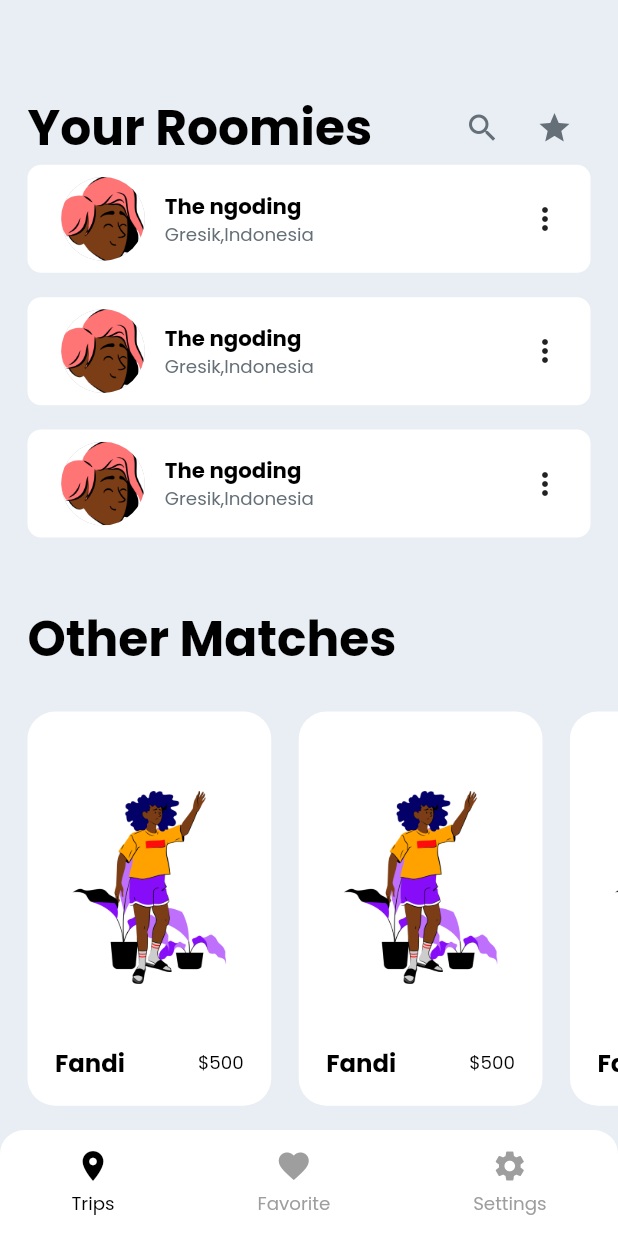
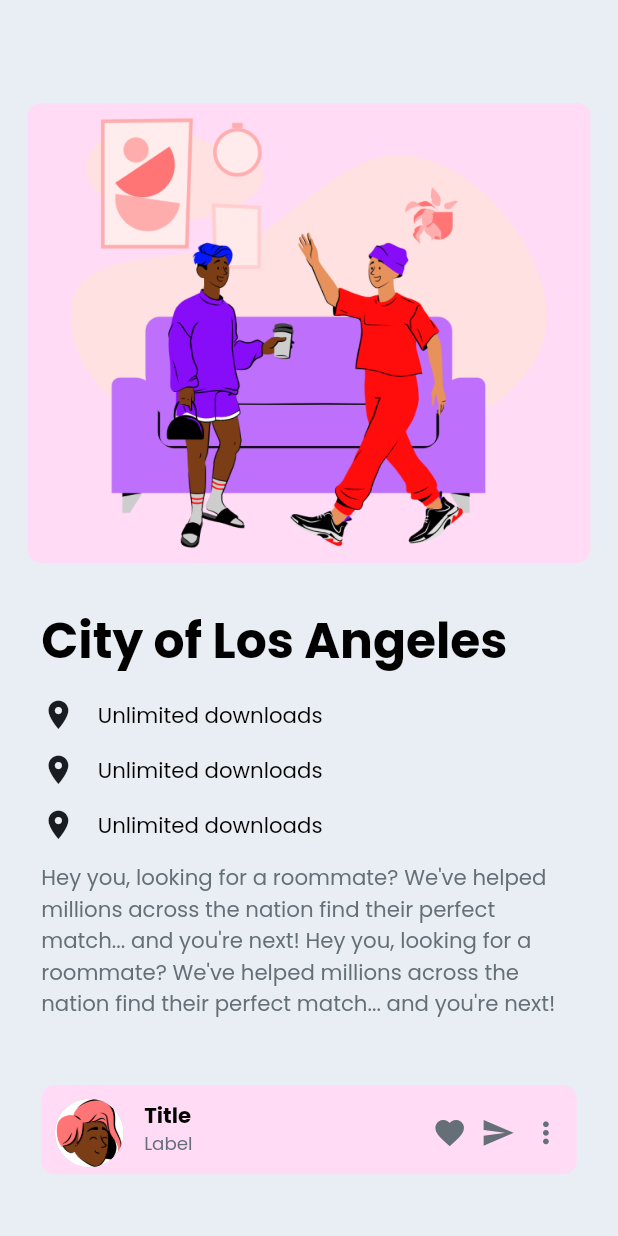
Before and after one commit to MYusufEfendi/flutter_block_theBookingApps, a Flutter app: the screen it shows after launch, on a phone screen of 412 x 824 dp. Run offline on Flutter 3.47's test engine with Material 2 defaults, Android fonts, the phone set to English and light mode, and no system bars; our stand-ins replace bloc, flutter_bloc, flutter_screenutil.

Commit message:
FINISH :
- Add Detail view

```diff
--- a/lib/config/theme/app_dimen.dart
+++ b/lib/config/theme/app_dimen.dart
@@ -21,6 +21,7 @@ class AppDimen {
   static double w38 = 38.0.w;
   static double w40 = 40.0.w;
   static double w48 = 48.0.w;
+  static double w60 = 60.0.w;
 
 //HEIGHT
 
--- a/lib/main.dart
+++ b/lib/main.dart
@@ -1,16 +1,8 @@
 import 'package:flutter/gestures.dart';
 import 'package:flutter/material.dart';
 import 'package:flutter_bloc_thebooking_apps/data/src/img_string.dart';
+import 'package:flutter_bloc_thebooking_apps/presentation/pages/discover/detail/detail_view.dart';
 import 'package:flutter_bloc_thebooking_apps/presentation/pages/discover/discover_view.dart';
-import 'package:flutter_bloc_thebooking_apps/presentation/pages/discover/favorite/favorite_view.dart';
-import 'package:flutter_bloc_thebooking_apps/presentation/pages/pages.dart';
-import 'package:flutter_bloc_thebooking_apps/presentation/pages/welcome/login/login_view.dart';
-import 'package:flutter_bloc_thebooking_apps/presentation/pages/welcome/welcome_done/welcome_done_view.dart';
-import 'package:flutter_bloc_thebooking_apps/presentation/pages/welcome/welcome_view.dart';
-import 'package:flutter_bloc_thebooking_apps/presentation/widget/disable_button.dart';
-import 'package:flutter_bloc_thebooking_apps/presentation/widget/primary_button.dart';
-import 'package:flutter_bloc_thebooking_apps/presentation/widget/secondary_button.dart';
-import 'package:flutter_bloc_thebooking_apps/presentation/widget/square_checkbox.dart';
 import 'package:flutter_screenutil/flutter_screenutil.dart';
 
 void main() {
@@ -19,22 +11,22 @@ void main() {
 
 class MyApp extends StatelessWidget {
   const MyApp({Key? key}) : super(key: key);
+
   @override
   Widget build(BuildContext context) {
     return ScreenUtilInit(
         designSize: const Size(360, 812),
         minTextAdapt: true,
         splitScreenMode: true,
-      builder: (context,child) {
+        builder: (context, child) {
           return MaterialApp(
             title: 'Flutter Demo',
             theme: ThemeData(
               fontFamily: 'Poppins',
               primarySwatch: Colors.blue,
             ),
-          home: const DiscoverPage(),
+            home: const DetailPage(),
           );
-      }
-    );
+        });
   }
 }
--- /dev/null
+++ b/lib/presentation/pages/discover/detail/component/bottom_button.dart
@@ -0,0 +1,98 @@
+import 'package:flutter/material.dart';
+import 'package:flutter_bloc_thebooking_apps/config/config.dart';
+import 'package:flutter_bloc_thebooking_apps/data/src/img_string.dart';
+import 'package:flutter_bloc_thebooking_apps/util/util.dart';
+import 'package:flutter_screenutil/flutter_screenutil.dart';
+
+class BottomButton extends StatelessWidget {
+  const BottomButton({Key? key}) : super(key: key);
+
+  @override
+  Widget build(BuildContext context) {
+    return Align(
+      alignment: Alignment.bottomCenter,
+      child: Container(
+        height: 52.w,
+        decoration: BoxDecoration(
+            borderRadius: BorderRadius.circular(AppDimen.w8),
+            color: AppColor.accentPink),
+        padding: EdgeInsets.only(
+            top: AppDimen.w8,
+            bottom: AppDimen.w4,
+            left: AppDimen.w8,
+            right: AppDimen.w8),
+        margin: EdgeInsets.only(
+          left: AppDimen.w24,
+          right: AppDimen.w24,
+          bottom: AppDimen.w36,
+          top: AppDimen.w16,
+        ),
+        child: Row(
+          children: [
+            _avatar(),
+            12.0.width,
+            _columLabel(),
+            Expanded(child: SizedBox()),
+            Icon(
+              Icons.favorite,
+              size: 20.w,
+              color: AppColor.ink02,
+            ),
+            8.0.width,
+            Icon(
+              Icons.send,
+              size: 20.w,
+              color: AppColor.ink02,
+            ),
+            8.0.width,
+            Icon(
+              Icons.more_vert,
+              size: 20.w,
+              color: AppColor.ink02,
+            )
+          ],
+        ),
+      ),
+    );
+  }
+
+  Widget _columLabel() {
+    return Column(
+      crossAxisAlignment: CrossAxisAlignment.start,
+      children: [
+        Text(
+          "Title",
+          style: AppFont.paragraphMediumBold,
+        ),
+        Text(
+          "Label",
+          style: AppFont.paragraphSmall.copyWith(color: AppColor.ink02),
+        ),
+      ],
+    );
+  }
+
+  Widget _avatar() {
+    return SizedBox(
+      height: 40.w,
+      width: 40.w,
+      child: Stack(
+        children: [
+          Center(
+            child: CircleAvatar(
+              radius: 28.w,
+              backgroundColor: AppColor.ink03,
+            ),
+          ),
+          Center(
+            child: CircleAvatar(
+              radius: 26.w,
+              backgroundColor: AppColor.ink06,
+              backgroundImage: const AssetImage(ImgString.avatar),
+            ),
+          ),
+        ],
+      ),
+    );
+  }
+}
--- /dev/null
+++ b/lib/presentation/pages/discover/detail/component/description.dart
@@ -0,0 +1,58 @@
+import 'package:flutter/material.dart';
+import 'package:flutter_bloc_thebooking_apps/config/config.dart';
+import 'package:flutter_bloc_thebooking_apps/data/src/img_string.dart';
+import 'package:flutter_bloc_thebooking_apps/util/util.dart';
+import 'package:flutter_screenutil/flutter_screenutil.dart';
+
+class Description extends StatelessWidget {
+  const Description({Key? key}) : super(key: key);
+
+  @override
+  Widget build(BuildContext context) {
+    return SingleChildScrollView(
+      child: Container(
+        padding: EdgeInsets.symmetric(horizontal: AppDimen.w24),
+        child: Column(
+          crossAxisAlignment: CrossAxisAlignment.start,
+          children: [
+            Text(
+              "City of Los Angeles",
+              style: AppFont.h3,
+            ),
+            13.0.height,
+            ListView.builder(
+                shrinkWrap: true,
+                padding: EdgeInsets.zero,
+                itemCount: 3,
+                itemBuilder: (c, i) => _descItem(i)),
+            13.0.height,
+            Text(
+              "Hey you, looking for a roommate? We've helped millions across the nation find their perfect match... and you're next! Hey you, looking for a roommate? We've helped millions across the nation find their perfect match... and you're next!",
+              style: AppFont.paragraphMedium.copyWith(color: AppColor.ink02),
+            ),
+          ],
+        ),
+      ),
+    );
+  }
+
+  Widget _descItem(int index) {
+    return Padding(
+      padding: EdgeInsets.only(top: index != 0 ? AppDimen.w12 : 0),
+      child: Row(
+        children: [
+          Icon(
+            Icons.location_on,
+            color: AppColor.ink01,
+            size: AppDimen.w20,
+          ),
+          13.0.width,
+          Text(
+            "Unlimited downloads",
+            style: AppFont.paragraphMedium,
+          )
+        ],
+      ),
+    );
+  }
+}
--- /dev/null
+++ b/lib/presentation/pages/discover/detail/component/img_banner.dart
@@ -0,0 +1,25 @@
+import 'package:flutter/material.dart';
+import 'package:flutter_bloc_thebooking_apps/config/config.dart';
+import 'package:flutter_bloc_thebooking_apps/data/src/img_string.dart';
+
+class ImgBanner extends StatelessWidget {
+  const ImgBanner({Key? key}) : super(key: key);
+
+  @override
+  Widget build(BuildContext context) {
+    return Container(
+      margin: EdgeInsets.only(
+        top: AppDimen.w60,
+        left: AppDimen.w16,
+        right: AppDimen.w16,
+        bottom: AppDimen.w24,
+      ),
+      child: Container(
+        padding: EdgeInsets.all(AppDimen.w8),
+          decoration: BoxDecoration(
+              color: AppColor.accentPink,
+              borderRadius: BorderRadius.circular(AppDimen.w8)),
+          child: Image.asset(ImgString.livingRoom)),
+    );
+  }
+}
--- /dev/null
+++ b/lib/presentation/pages/discover/detail/detail_cubit.dart
@@ -0,0 +1,7 @@
+import 'package:bloc/bloc.dart';
+
+import 'detail_state.dart';
+
+class DetailCubit extends Cubit<DetailState> {
+  DetailCubit() : super(DetailState().init());
+}
--- /dev/null
+++ b/lib/presentation/pages/discover/detail/detail_state.dart
@@ -0,0 +1,9 @@
+class DetailState {
+  DetailState init() {
+    return DetailState();
+  }
+
+  DetailState clone() {
+    return DetailState();
+  }
+}
--- /dev/null
+++ b/lib/presentation/pages/discover/detail/detail_view.dart
@@ -0,0 +1,42 @@
+import 'package:flutter/material.dart';
+import 'package:flutter_bloc/flutter_bloc.dart';
+import 'package:flutter_bloc_thebooking_apps/config/config.dart';
+import 'package:flutter_bloc_thebooking_apps/presentation/pages/discover/detail/component/bottom_button.dart';
+import 'package:flutter_bloc_thebooking_apps/presentation/pages/discover/detail/component/description.dart';
+import 'package:flutter_bloc_thebooking_apps/presentation/pages/discover/detail/component/img_banner.dart';
+import 'package:flutter_bloc_thebooking_apps/presentation/pages/discover/favorite/component/favorite_list.dart';
+
+import 'detail_cubit.dart';
+import 'detail_state.dart';
+
+class DetailPage extends StatelessWidget {
+  const DetailPage({Key? key}) : super(key: key);
+
+  @override
+  Widget build(BuildContext context) {
+    return BlocProvider(
+      create: (BuildContext context) => DetailCubit(),
+      child: Builder(builder: (context) => _buildPage(context)),
+    );
+  }
+
+  Widget _buildPage(BuildContext context) {
+    final cubit = BlocProvider.of<DetailCubit>(context);
+
+    return Scaffold(
+        backgroundColor: AppColor.ink05,
+        body: Stack(
+          children: [
+            SingleChildScrollView(
+              child: Column(
+                children: const [
+                  ImgBanner(),
+                  Description(),
+                ],
+              ),
+            ),
+            const BottomButton()
+          ],
+        ));
+  }
+}
```
Lines whose indentation alone changed are shown as unchanged.
